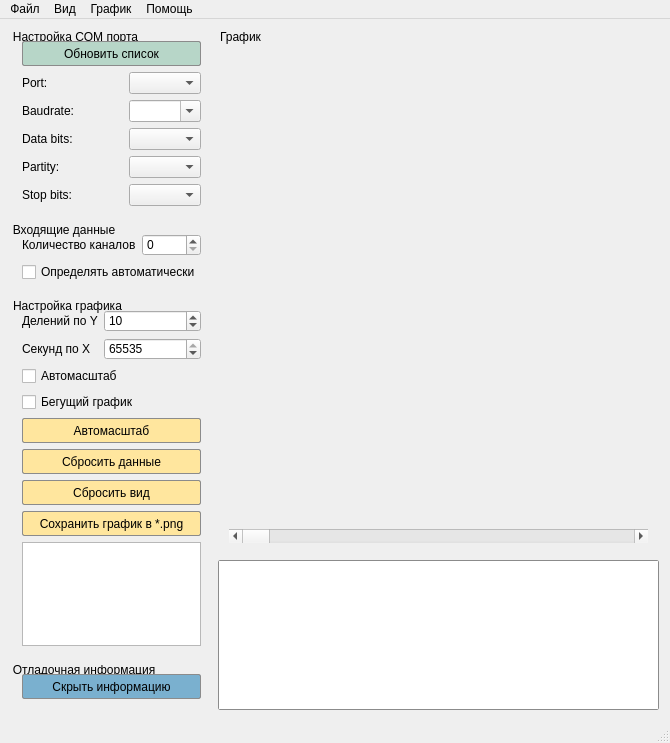
Before: the Qt Designer form src/mainwindow.ui in Solderingironspb/Serial_port_Plotter_by_Solderingironspb, drawn with Qt 5.
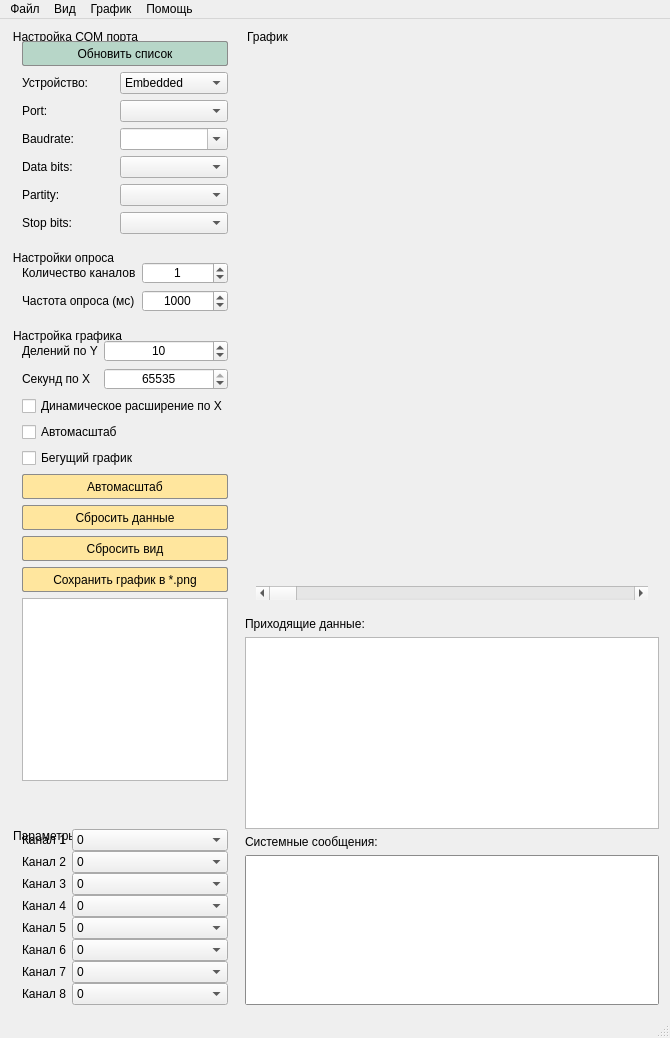
After: the same form once the commit is applied. Icons and pictures are not drawn. Custom widgets are drawn as their Qt base class.

```diff
--- a/src/mainwindow.ui
+++ b/src/mainwindow.ui
@@ -7,7 +7,7 @@
     <x>0</x>
     <y>0</y>
     <width>670</width>
-    <height>743</height>
+    <height>1038</height>
    </rect>
   </property>
   <property name="sizePolicy">
@@ -33,83 +33,14 @@
       <property name="horizontalSpacing">
        <number>6</number>
       </property>
-      <item row="1" column="0">
-       <widget class="QGroupBox" name="groupBox_2">
-        <property name="styleSheet">
-         <string notr="true"> QGroupBox::title {
-     subcontrol-origin: margin;
-     subcontrol-position: top left; /* помещаем вверху по центру */
-     padding: 0px;
-     
- }
-QGroupBox {
-
-    border: 2px;
-    margin-top: 5ex; /* оставляем пространство вверху для заголовка */
-
-  
-   
-}</string>
-        </property>
-        <property name="title">
-         <string>Входящие данные</string>
-        </property>
-        <layout class="QGridLayout" name="gridLayout_4">
-         <item row="0" column="0">
-          <layout class="QVBoxLayout" name="verticalLayout_5">
-           <item>
-            <layout class="QFormLayout" name="formLayout_2">
-             <item row="0" column="0">
-              <widget class="QLabel" name="label_2">
-               <property name="text">
-                <string>Количество каналов</string>
-               </property>
-              </widget>
-             </item>
-             <item row="0" column="1">
-              <widget class="QSpinBox" name="channel_count">
-               <property name="sizePolicy">
-                <sizepolicy hsizetype="Minimum" vsizetype="Fixed">
-                 <horstretch>0</horstretch>
-                 <verstretch>0</verstretch>
-                </sizepolicy>
-               </property>
-              </widget>
-             </item>
-            </layout>
-           </item>
-           <item>
-            <widget class="QCheckBox" name="automatic_cnt_channel">
-             <property name="text">
-              <string>Определять автоматически</string>
-             </property>
-            </widget>
-           </item>
-          </layout>
-         </item>
-        </layout>
-       </widget>
-      </item>
-      <item row="3" column="0">
-       <widget class="QGroupBox" name="gridGroupBox">
+      <item row="4" column="0" rowspan="2">
+       <widget class="QGroupBox" name="groupBox_3">
         <property name="sizePolicy">
-         <sizepolicy hsizetype="Preferred" vsizetype="Preferred">
+         <sizepolicy hsizetype="Minimum" vsizetype="Minimum">
           <horstretch>0</horstretch>
           <verstretch>0</verstretch>
          </sizepolicy>
         </property>
-        <property name="minimumSize">
-         <size>
-          <width>0</width>
-          <height>0</height>
-         </size>
-        </property>
-        <property name="maximumSize">
-         <size>
-          <width>16777215</width>
-          <height>16777215</height>
-         </size>
-        </property>
         <property name="styleSheet">
          <string notr="true"> QGroupBox::title {
      subcontrol-origin: margin;
@@ -127,53 +58,348 @@
 }</string>
         </property>
         <property name="title">
-         <string>Отладочная информация</string>
+         <string>Параметры точности</string>
         </property>
-        <layout class="QGridLayout" name="TextControlsBox">
-         <item row="0" column="0">
-          <layout class="QVBoxLayout" name="verticalLayout">
-           <property name="spacing">
-            <number>2</number>
+        <layout class="QFormLayout" name="formLayout_3">
+         <property name="verticalSpacing">
+          <number>0</number>
+         </property>
+         <property name="topMargin">
+          <number>0</number>
+         </property>
+         <property name="bottomMargin">
+          <number>0</number>
+         </property>
+         <item row="2" column="1">
+          <widget class="QComboBox" name="comboBox_precision_ch2">
+           <item>
+            <property name="text">
+             <string>0</string>
+            </property>
+           </item>
+           <item>
+            <property name="text">
+             <string>1</string>
+            </property>
+           </item>
+           <item>
+            <property name="text">
+             <string>2</string>
+            </property>
+           </item>
+           <item>
+            <property name="text">
+             <string>3</string>
+            </property>
+           </item>
+           <item>
+            <property name="text">
+             <string>4</string>
+            </property>
+           </item>
+           <item>
+            <property name="text">
+             <string>5</string>
+            </property>
+           </item>
+          </widget>
+         </item>
+         <item row="1" column="1">
+          <widget class="QComboBox" name="comboBox_precision_ch1">
+           <property name="layoutDirection">
+            <enum>Qt::LeftToRight</enum>
            </property>
            <item>
-            <widget class="QPushButton" name="pushButton_TextEditHide">
-             <property name="minimumSize">
-              <size>
-               <width>0</width>
-               <height>25</height>
-              </size>
-             </property>
-             <property name="styleSheet">
-              <string notr="true">
-QPushButton{
-border: 1px solid #8b8b8b;
-border-radius: 2px;
-background-color: rgb(122,176, 207);
-}
-
- QPushButton:default {
-     border-color: navy; /* делаем кнопку по умолчанию выпуклой */
- }
-
-QPushButton:pressed {
-border: 1px solid #8b8b8b;
-border-radius: 2px;
-background-color: rgb(35, 195, 193);
-}
-</string>
-             </property>
-             <property name="text">
-              <string>Скрыть информацию</string>
-             </property>
-             <property name="checkable">
-              <bool>true</bool>
-             </property>
-             <property name="checked">
-              <bool>false</bool>
-             </property>
-            </widget>
+            <property name="text">
+             <string>0</string>
+            </property>
            </item>
-          </layout>
+           <item>
+            <property name="text">
+             <string>1</string>
+            </property>
+           </item>
+           <item>
+            <property name="text">
+             <string>2</string>
+            </property>
+           </item>
+           <item>
+            <property name="text">
+             <string>3</string>
+            </property>
+           </item>
+           <item>
+            <property name="text">
+             <string>4</string>
+            </property>
+           </item>
+           <item>
+            <property name="text">
+             <string>5</string>
+            </property>
+           </item>
+          </widget>
+         </item>
+         <item row="2" column="0">
+          <widget class="QLabel" name="label_precision_ch2">
+           <property name="text">
+            <string>Канал 2</string>
+           </property>
+          </widget>
+         </item>
+         <item row="1" column="0">
+          <widget class="QLabel" name="label_precision_ch1">
+           <property name="text">
+            <string>Канал 1</string>
+           </property>
+          </widget>
+         </item>
+         <item row="3" column="0">
+          <widget class="QLabel" name="label_precision_ch3">
+           <property name="text">
+            <string>Канал 3</string>
+           </property>
+          </widget>
+         </item>
+         <item row="3" column="1">
+          <widget class="QComboBox" name="comboBox_precision_ch3">
+           <item>
+            <property name="text">
+             <string>0</string>
+            </property>
+           </item>
+           <item>
+            <property name="text">
+             <string>1</string>
+            </property>
+           </item>
+           <item>
+            <property name="text">
+             <string>2</string>
+            </property>
+           </item>
+           <item>
+            <property name="text">
+             <string>3</string>
+            </property>
+           </item>
+           <item>
+            <property name="text">
+             <string>4</string>
+            </property>
+           </item>
+           <item>
+            <property name="text">
+             <string>5</string>
+            </property>
+           </item>
+          </widget>
+         </item>
+         <item row="4" column="0">
+          <widget class="QLabel" name="label_precision_ch4">
+           <property name="text">
+            <string>Канал 4</string>
+           </property>
+          </widget>
+         </item>
+         <item row="4" column="1">
+          <widget class="QComboBox" name="comboBox_precision_ch4">
+           <item>
+            <property name="text">
+             <string>0</string>
+            </property>
+           </item>
+           <item>
+            <property name="text">
+             <string>1</string>
+            </property>
+           </item>
+           <item>
+            <property name="text">
+             <string>2</string>
+            </property>
+           </item>
+           <item>
+            <property name="text">
+             <string>3</string>
+            </property>
+           </item>
+           <item>
+            <property name="text">
+             <string>4</string>
+            </property>
+           </item>
+           <item>
+            <property name="text">
+             <string>5</string>
+            </property>
+           </item>
+          </widget>
+         </item>
+         <item row="5" column="0">
+          <widget class="QLabel" name="label_precision_ch5">
+           <property name="text">
+            <string>Канал 5</string>
+           </property>
+          </widget>
+         </item>
+         <item row="5" column="1">
+          <widget class="QComboBox" name="comboBox_precision_ch5">
+           <item>
+            <property name="text">
+             <string>0</string>
+            </property>
+           </item>
+           <item>
+            <property name="text">
+             <string>1</string>
+            </property>
+           </item>
+           <item>
+            <property name="text">
+             <string>2</string>
+            </property>
+           </item>
+           <item>
+            <property name="text">
+             <string>3</string>
+            </property>
+           </item>
+           <item>
+            <property name="text">
+             <string>4</string>
+            </property>
+           </item>
+           <item>
+            <property name="text">
+             <string>5</string>
+            </property>
+           </item>
+          </widget>
+         </item>
+         <item row="6" column="0">
+          <widget class="QLabel" name="label_precision_ch6">
+           <property name="text">
+            <string>Канал 6</string>
+           </property>
+          </widget>
+         </item>
+         <item row="6" column="1">
+          <widget class="QComboBox" name="comboBox_precision_ch6">
+           <item>
+            <property name="text">
+             <string>0</string>
+            </property>
+           </item>
+           <item>
+            <property name="text">
+             <string>1</string>
+            </property>
+           </item>
+           <item>
+            <property name="text">
+             <string>2</string>
+            </property>
+           </item>
+           <item>
+            <property name="text">
+             <string>3</string>
+            </property>
+           </item>
+           <item>
+            <property name="text">
+             <string>4</string>
+            </property>
+           </item>
+           <item>
+            <property name="text">
+             <string>5</string>
+            </property>
+           </item>
+          </widget>
+         </item>
+         <item row="7" column="0">
+          <widget class="QLabel" name="label_precision_ch7">
+           <property name="text">
+            <string>Канал 7</string>
+           </property>
+          </widget>
+         </item>
+         <item row="7" column="1">
+          <widget class="QComboBox" name="comboBox_precision_ch7">
+           <item>
+            <property name="text">
+             <string>0</string>
+            </property>
+           </item>
+           <item>
+            <property name="text">
+             <string>1</string>
+            </property>
+           </item>
+           <item>
+            <property name="text">
+             <string>2</string>
+            </property>
+           </item>
+           <item>
+            <property name="text">
+             <string>3</string>
+            </property>
+           </item>
+           <item>
+            <property name="text">
+             <string>4</string>
+            </property>
+           </item>
+           <item>
+            <property name="text">
+             <string>5</string>
+            </property>
+           </item>
+          </widget>
+         </item>
+         <item row="8" column="0">
+          <widget class="QLabel" name="label_precision_ch8">
+           <property name="text">
+            <string>Канал 8</string>
+           </property>
+          </widget>
+         </item>
+         <item row="8" column="1">
+          <widget class="QComboBox" name="comboBox_precision_ch8">
+           <item>
+            <property name="text">
+             <string>0</string>
+            </property>
+           </item>
+           <item>
+            <property name="text">
+             <string>1</string>
+            </property>
+           </item>
+           <item>
+            <property name="text">
+             <string>2</string>
+            </property>
+           </item>
+           <item>
+            <property name="text">
+             <string>3</string>
+            </property>
+           </item>
+           <item>
+            <property name="text">
+             <string>4</string>
+            </property>
+           </item>
+           <item>
+            <property name="text">
+             <string>5</string>
+            </property>
+           </item>
+          </widget>
          </item>
         </layout>
        </widget>
@@ -229,47 +455,8 @@
         <layout class="QGridLayout" name="gridLayout">
          <item row="0" column="0">
           <layout class="QGridLayout" name="gridLayout_6">
-           <item row="0" column="0" colspan="3">
-            <widget class="QPushButton" name="pushButton">
-             <property name="minimumSize">
-              <size>
-               <width>0</width>
-               <height>25</height>
-              </size>
-             </property>
-             <property name="styleSheet">
-              <string notr="true">
-QPushButton{
-border: 1px solid #8b8b8b;
-border-radius: 2px;
-background-color: rgb(183, 214, 200);
-}
-
- QPushButton:default {
-     border-color: navy; /* делаем кнопку по умолчанию выпуклой */
- }
-
-QPushButton:pressed {
-border: 1px solid #8b8b8b;
-border-radius: 2px;
-background-color: rgb(35, 195, 193);
-}
-</string>
-             </property>
-             <property name="text">
-              <string>Обновить список</string>
-             </property>
-            </widget>
-           </item>
-           <item row="1" column="0" colspan="2">
-            <widget class="QLabel" name="labelPort">
-             <property name="text">
-              <string>Port:</string>
-             </property>
-            </widget>
-           </item>
-           <item row="1" column="2">
-            <widget class="QComboBox" name="comboPort">
+           <item row="4" column="2">
+            <widget class="QComboBox" name="comboData">
              <property name="minimumSize">
               <size>
                <width>69</width>
@@ -284,14 +471,7 @@
              </property>
             </widget>
            </item>
-           <item row="2" column="0" colspan="2">
-            <widget class="QLabel" name="labelBaud">
-             <property name="text">
-              <string>Baudrate:</string>
-             </property>
-            </widget>
-           </item>
-           <item row="2" column="2">
+           <item row="3" column="2">
             <widget class="QComboBox" name="comboBaud">
              <property name="minimumSize">
               <size>
@@ -310,53 +490,51 @@
              </property>
             </widget>
            </item>
-           <item row="3" column="2">
-            <widget class="QComboBox" name="comboData">
-             <property name="minimumSize">
-              <size>
-               <width>69</width>
-               <height>0</height>
-              </size>
-             </property>
-             <property name="maximumSize">
-              <size>
-               <width>180</width>
-               <height>16777215</height>
-              </size>
-             </property>
-            </widget>
-           </item>
-           <item row="3" column="0" colspan="2">
-            <widget class="QLabel" name="labelData">
+           <item row="6" column="0" colspan="2">
+            <widget class="QLabel" name="labelStop">
              <property name="text">
-              <string>Data bits:</string>
-             </property>
-            </widget>
-           </item>
-           <item row="4" column="2">
-            <widget class="QComboBox" name="comboParity">
-             <property name="minimumSize">
-              <size>
-               <width>69</width>
-               <height>0</height>
-              </size>
-             </property>
-             <property name="maximumSize">
-              <size>
-               <width>180</width>
-               <height>16777215</height>
-              </size>
-             </property>
-            </widget>
-           </item>
-           <item row="4" column="0" colspan="2">
-            <widget class="QLabel" name="labelParity">
-             <property name="text">
-              <string>Partity:</string>
+              <string>Stop bits:</string>
              </property>
             </widget>
            </item>
            <item row="5" column="2">
+            <widget class="QComboBox" name="comboParity">
+             <property name="minimumSize">
+              <size>
+               <width>69</width>
+               <height>0</height>
+              </size>
+             </property>
+             <property name="maximumSize">
+              <size>
+               <width>180</width>
+               <height>16777215</height>
+              </size>
+             </property>
+            </widget>
+           </item>
+           <item row="1" column="2">
+            <widget class="QComboBox" name="comboBox_Core_Protocol">
+             <item>
+              <property name="text">
+               <string>Embedded</string>
+              </property>
+             </item>
+             <item>
+              <property name="text">
+               <string>Овен TPM101</string>
+              </property>
+             </item>
+            </widget>
+           </item>
+           <item row="3" column="0" colspan="2">
+            <widget class="QLabel" name="labelBaud">
+             <property name="text">
+              <string>Baudrate:</string>
+             </property>
+            </widget>
+           </item>
+           <item row="6" column="2">
             <widget class="QComboBox" name="comboStop">
              <property name="minimumSize">
               <size>
@@ -373,9 +551,78 @@
             </widget>
            </item>
            <item row="5" column="0" colspan="2">
-            <widget class="QLabel" name="labelStop">
+            <widget class="QLabel" name="labelParity">
              <property name="text">
-              <string>Stop bits:</string>
+              <string>Partity:</string>
+             </property>
+            </widget>
+           </item>
+           <item row="2" column="0" colspan="2">
+            <widget class="QLabel" name="labelPort">
+             <property name="text">
+              <string>Port:</string>
+             </property>
+            </widget>
+           </item>
+           <item row="4" column="0" colspan="2">
+            <widget class="QLabel" name="labelData">
+             <property name="text">
+              <string>Data bits:</string>
+             </property>
+            </widget>
+           </item>
+           <item row="0" column="0" colspan="3">
+            <widget class="QPushButton" name="pushButton">
+             <property name="minimumSize">
+              <size>
+               <width>0</width>
+               <height>25</height>
+              </size>
+             </property>
+             <property name="styleSheet">
+              <string notr="true">
+QPushButton{
+border: 1px solid #8b8b8b;
+border-radius: 2px;
+background-color: rgb(183, 214, 200);
+}
+
+ QPushButton:default {
+     border-color: navy; /* делаем кнопку по умолчанию выпуклой */
+ }
+
+QPushButton:pressed {
+border: 1px solid #8b8b8b;
+border-radius: 2px;
+background-color: rgb(35, 195, 193);
+}
+</string>
+             </property>
+             <property name="text">
+              <string>Обновить список</string>
+             </property>
+            </widget>
+           </item>
+           <item row="2" column="2">
+            <widget class="QComboBox" name="comboPort">
+             <property name="minimumSize">
+              <size>
+               <width>69</width>
+               <height>0</height>
+              </size>
+             </property>
+             <property name="maximumSize">
+              <size>
+               <width>180</width>
+               <height>16777215</height>
+              </size>
+             </property>
+            </widget>
+           </item>
+           <item row="1" column="0" colspan="2">
+            <widget class="QLabel" name="label_5">
+             <property name="text">
+              <string>Устройство:</string>
              </property>
             </widget>
            </item>
@@ -467,6 +714,9 @@
                  <height>16777215</height>
                 </size>
                </property>
+               <property name="alignment">
+                <set>Qt::AlignCenter</set>
+               </property>
                <property name="minimum">
                 <number>1</number>
                </property>
@@ -508,6 +758,9 @@
                  <height>16777215</height>
                 </size>
                </property>
+               <property name="alignment">
+                <set>Qt::AlignCenter</set>
+               </property>
                <property name="maximum">
                 <number>65535</number>
                </property>
@@ -519,20 +772,27 @@
                </property>
               </widget>
              </item>
-             <item row="2" column="0" colspan="2">
-              <widget class="QCheckBox" name="checkBox">
-               <property name="text">
-                <string>Автомасштаб</string>
-               </property>
-              </widget>
-             </item>
              <item row="3" column="0" colspan="2">
+              <widget class="QCheckBox" name="checkBox">
+               <property name="text">
+                <string>Автомасштаб</string>
+               </property>
+              </widget>
+             </item>
+             <item row="4" column="0" colspan="2">
               <widget class="QCheckBox" name="checkBox_2">
                <property name="text">
                 <string>Бегущий график</string>
                </property>
               </widget>
              </item>
+             <item row="2" column="0" colspan="2">
+              <widget class="QCheckBox" name="checkBox_3">
+               <property name="text">
+                <string>Динамическое расширение по X</string>
+               </property>
+              </widget>
+             </item>
             </layout>
            </item>
            <item>
@@ -734,7 +994,92 @@
         </layout>
        </widget>
       </item>
-      <item row="4" column="0">
+      <item row="1" column="0">
+       <widget class="QGroupBox" name="groupBox_2">
+        <property name="styleSheet">
+         <string notr="true"> QGroupBox::title {
+     subcontrol-origin: margin;
+     subcontrol-position: top left; /* помещаем вверху по центру */
+     padding: 0px;
+     
+ }
+QGroupBox {
+
+    border: 2px;
+    margin-top: 5ex; /* оставляем пространство вверху для заголовка */
+
+  
+   
+}</string>
+        </property>
+        <property name="title">
+         <string>Настройки опроса</string>
+        </property>
+        <layout class="QGridLayout" name="gridLayout_4">
+         <item row="0" column="0">
+          <layout class="QVBoxLayout" name="verticalLayout_5">
+           <item>
+            <layout class="QFormLayout" name="formLayout_2">
+             <item row="0" column="0">
+              <widget class="QLabel" name="label_2">
+               <property name="text">
+                <string>Количество каналов</string>
+               </property>
+              </widget>
+             </item>
+             <item row="0" column="1">
+              <widget class="QSpinBox" name="channel_count">
+               <property name="sizePolicy">
+                <sizepolicy hsizetype="Minimum" vsizetype="Fixed">
+                 <horstretch>0</horstretch>
+                 <verstretch>0</verstretch>
+                </sizepolicy>
+               </property>
+               <property name="alignment">
+                <set>Qt::AlignCenter</set>
+               </property>
+               <property name="maximum">
+                <number>8</number>
+               </property>
+               <property name="value">
+                <number>1</number>
+               </property>
+              </widget>
+             </item>
+             <item row="1" column="0">
+              <widget class="QLabel" name="label_3">
+               <property name="text">
+                <string>Частота опроса (мс)</string>
+               </property>
+              </widget>
+             </item>
+             <item row="1" column="1">
+              <widget class="QSpinBox" name="spinBox_2">
+               <property name="minimumSize">
+                <size>
+                 <width>60</width>
+                 <height>0</height>
+                </size>
+               </property>
+               <property name="alignment">
+                <set>Qt::AlignCenter</set>
+               </property>
+               <property name="maximum">
+                <number>65535</number>
+               </property>
+               <property name="value">
+                <number>1000</number>
+               </property>
+              </widget>
+             </item>
+            </layout>
+           </item>
+          </layout>
+         </item>
+        </layout>
+       </widget>
+      </item>
+      <item row="3" column="0">
        <spacer name="verticalSpacer">
         <property name="orientation">
          <enum>Qt::Vertical</enum>
@@ -809,6 +1154,30 @@
         </layout>
        </widget>
       </item>
+      <item>
+       <widget class="QLabel" name="label_4">
+        <property name="text">
+         <string>Приходящие данные:</string>
+        </property>
+       </widget>
+      </item>
+      <item>
+       <widget class="QTableWidget" name="tableWidget">
+        <property name="sizePolicy">
+         <sizepolicy hsizetype="Expanding" vsizetype="Fixed">
+          <horstretch>0</horstretch>
+          <verstretch>0</verstretch>
+         </sizepolicy>
+        </property>
+       </widget>
+      </item>
+      <item>
+       <widget class="QLabel" name="label_system_message">
+        <property name="text">
+         <string>Системные сообщения:</string>
+        </property>
+       </widget>
+      </item>
       <item>
        <widget class="QTextEdit" name="textEdit_UartWindow">
         <property name="sizePolicy">
```
Left out of the diff: 48 changed lines with no effect on the pictures.
